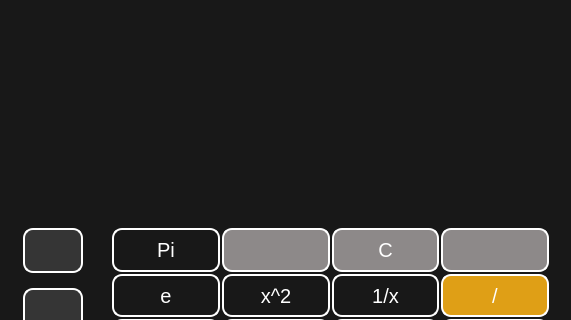
The window that FancyCalculator.ui (izzynab/FancyCalculator) describes before a commit, drawn with Qt 5; both pictures show x 0 to 571 and y 0 to 320 of the 571 by 522 pixel window.
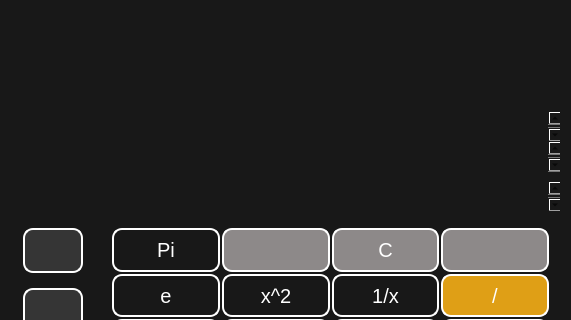
The same window after the commit. Icons and pictures are not drawn.

Commit message: added text history to ui

What changed in the file:
```diff
--- a/FancyCalculator.ui
+++ b/FancyCalculator.ui
@@ -2404,9 +2404,9 @@
        <property name="geometry">
         <rect>
          <x>20</x>
-         <y>20</y>
+         <y>10</y>
          <width>521</width>
-         <height>121</height>
+         <height>81</height>
         </rect>
        </property>
        <property name="styleSheet">
@@ -2433,10 +2433,70 @@
        </property>
        <property name="geometry">
         <rect>
-         <x>30</x>
+         <x>0</x>
+         <y>100</y>
+         <width>551</width>
+         <height>31</height>
+        </rect>
+       </property>
+       <property name="styleSheet">
+        <string notr="true">QTextEdit {
+color: white;
+font-size: 32px;
+border:0px solid black; 
+}</string>
+       </property>
+       <property name="html">
+        <string>&lt;!DOCTYPE HTML PUBLIC &quot;-//W3C//DTD HTML 4.0//EN&quot; &quot;http://www.w3.org/TR/REC-html40/strict.dtd&quot;&gt;
+&lt;html&gt;&lt;head&gt;&lt;meta name=&quot;qrichtext&quot; content=&quot;1&quot; /&gt;&lt;meta charset=&quot;utf-8&quot; /&gt;&lt;style type=&quot;text/css&quot;&gt;
+p, li { white-space: pre-wrap; }
+hr { height: 1px; border-width: 0; }
+li.unchecked::marker { content: &quot;\2610&quot;; }
+li.checked::marker { content: &quot;\2612&quot;; }
+&lt;/style&gt;&lt;/head&gt;&lt;body style=&quot; font-family:'Segoe UI'; font-size:32px; font-weight:400; font-style:normal;&quot;&gt;
+&lt;p style=&quot;-qt-paragraph-type:empty; margin-top:0px; margin-bottom:0px; margin-left:0px; margin-right:0px; -qt-block-indent:0; text-indent:0px;&quot;&gt;&lt;br /&gt;&lt;/p&gt;&lt;/body&gt;&lt;/html&gt;</string>
+       </property>
+      </widget>
+      <widget class="QTextEdit" name="textHistory_2">
+       <property name="enabled">
+        <bool>true</bool>
+       </property>
+       <property name="geometry">
+        <rect>
+         <x>0</x>
          <y>130</y>
-         <width>521</width>
-         <height>51</height>
+         <width>551</width>
+         <height>31</height>
+        </rect>
+       </property>
+       <property name="styleSheet">
+        <string notr="true">QTextEdit {
+color: white;
+font-size: 32px;
+border:0px solid black; 
+}</string>
+       </property>
+       <property name="html">
+        <string>&lt;!DOCTYPE HTML PUBLIC &quot;-//W3C//DTD HTML 4.0//EN&quot; &quot;http://www.w3.org/TR/REC-html40/strict.dtd&quot;&gt;
+&lt;html&gt;&lt;head&gt;&lt;meta name=&quot;qrichtext&quot; content=&quot;1&quot; /&gt;&lt;meta charset=&quot;utf-8&quot; /&gt;&lt;style type=&quot;text/css&quot;&gt;
+p, li { white-space: pre-wrap; }
+hr { height: 1px; border-width: 0; }
+li.unchecked::marker { content: &quot;\2610&quot;; }
+li.checked::marker { content: &quot;\2612&quot;; }
+&lt;/style&gt;&lt;/head&gt;&lt;body style=&quot; font-family:'Segoe UI'; font-size:32px; font-weight:400; font-style:normal;&quot;&gt;
+&lt;p style=&quot;-qt-paragraph-type:empty; margin-top:0px; margin-bottom:0px; margin-left:0px; margin-right:0px; -qt-block-indent:0; text-indent:0px;&quot;&gt;&lt;br /&gt;&lt;/p&gt;&lt;/body&gt;&lt;/html&gt;</string>
+       </property>
+      </widget>
+      <widget class="QTextEdit" name="textHistory_3">
+       <property name="enabled">
+        <bool>true</bool>
+       </property>
+       <property name="geometry">
+        <rect>
+         <x>0</x>
+         <y>170</y>
+         <width>551</width>
+         <height>31</height>
         </rect>
        </property>
        <property name="styleSheet">
```
